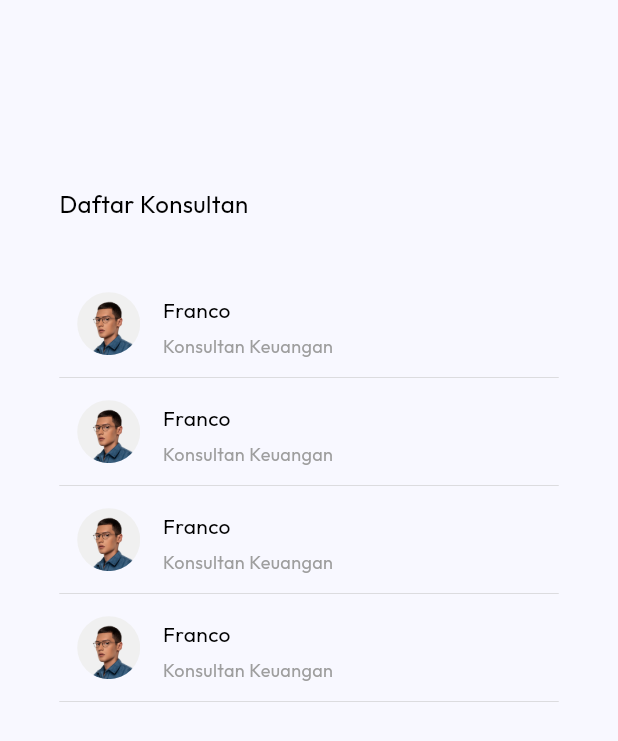
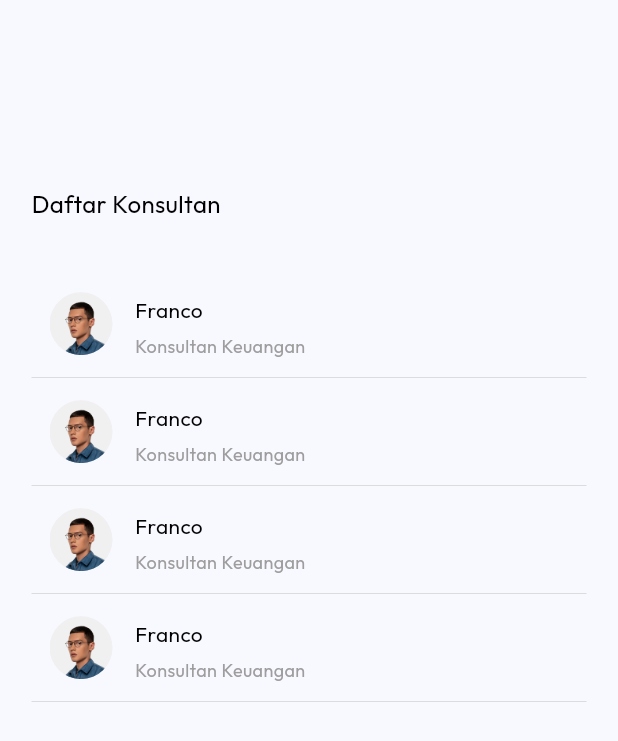
Before and after one commit to raihansyahrin/team_5_motionhack, a Flutter app: the ConsultantPage screen opened directly, on a phone screen of 412 x 824 dp. Shown: the top 741 px of the screen. Run offline on Flutter 3.47's test engine with Material 3 defaults, Android fonts, the phone set to English and light mode, and no system bars; our stand-ins replace flutter_svg, get, google_fonts, shared_preferences; accounts and stored records are empty.

Commit message:
refactor: make it clean code

```diff
--- a/lib/ui/consultant/consultant_page.dart
+++ b/lib/ui/consultant/consultant_page.dart
@@ -8,9 +8,12 @@ class ConsultantPage extends StatelessWidget {
   @override
   Widget build(BuildContext context) {
     return Scaffold(
-      body: Center(
+      body: SingleChildScrollView(
         child: Padding(
-          padding: const EdgeInsets.symmetric(vertical: 125),
+          padding: const EdgeInsets.symmetric(
+            vertical: 125,
+            horizontal: 21,
+          ),
           child: Column(
             crossAxisAlignment: CrossAxisAlignment.start,
             children: [
@@ -21,16 +24,21 @@ class ConsultantPage extends StatelessWidget {
               const SizedBox(
                 height: 32,
               ),
-              const SingleChildScrollView(
-                child: Column(
-                  children: [
-                    ListConsultantWidget(),
-                    ListConsultantWidget(),
-                    ListConsultantWidget(),
-                    ListConsultantWidget(),
-                  ],
+              SizedBox(
+                child: ListView.builder(
+                  shrinkWrap: true,
+                  padding: EdgeInsetsDirectional.zero,
+                  physics: const NeverScrollableScrollPhysics(),
+                  itemCount: 4,
+                  itemBuilder: (context, index) {
+                    return const ListConsultantWidget(
+                      nama: 'Carla',
+                      posisi: 'PT Sampoerna',
+                      pic: 'assets/PPic.png',
+                    );
+                  },
                 ),
-              )
+              ),
             ],
           ),
         ),
```
